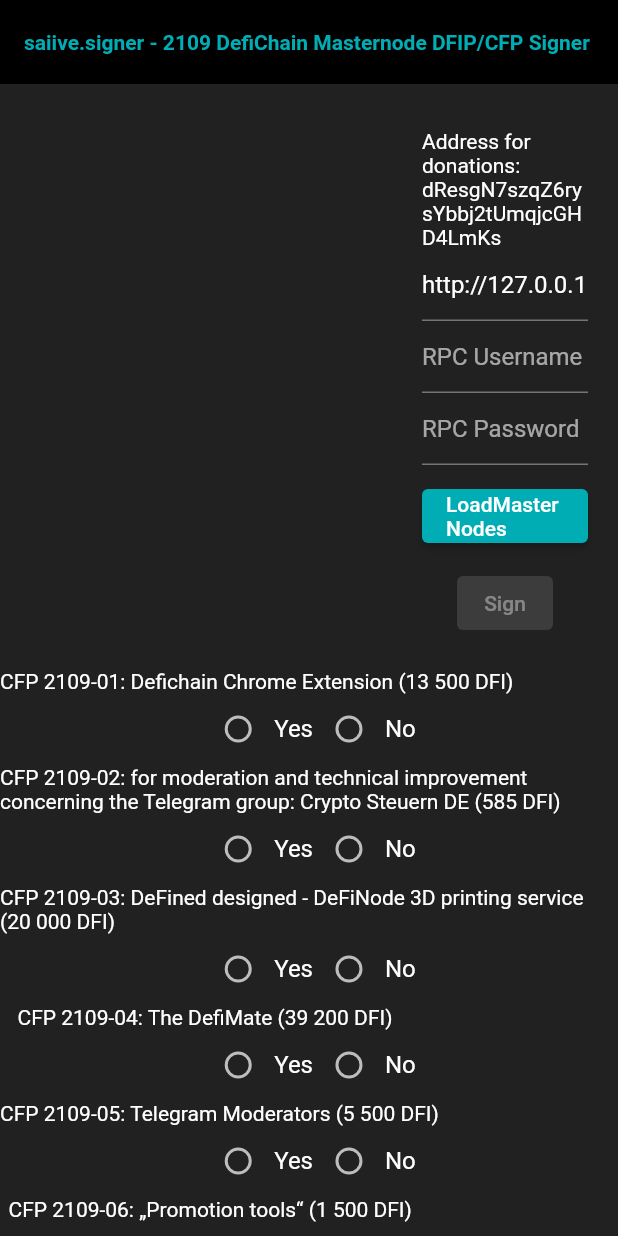
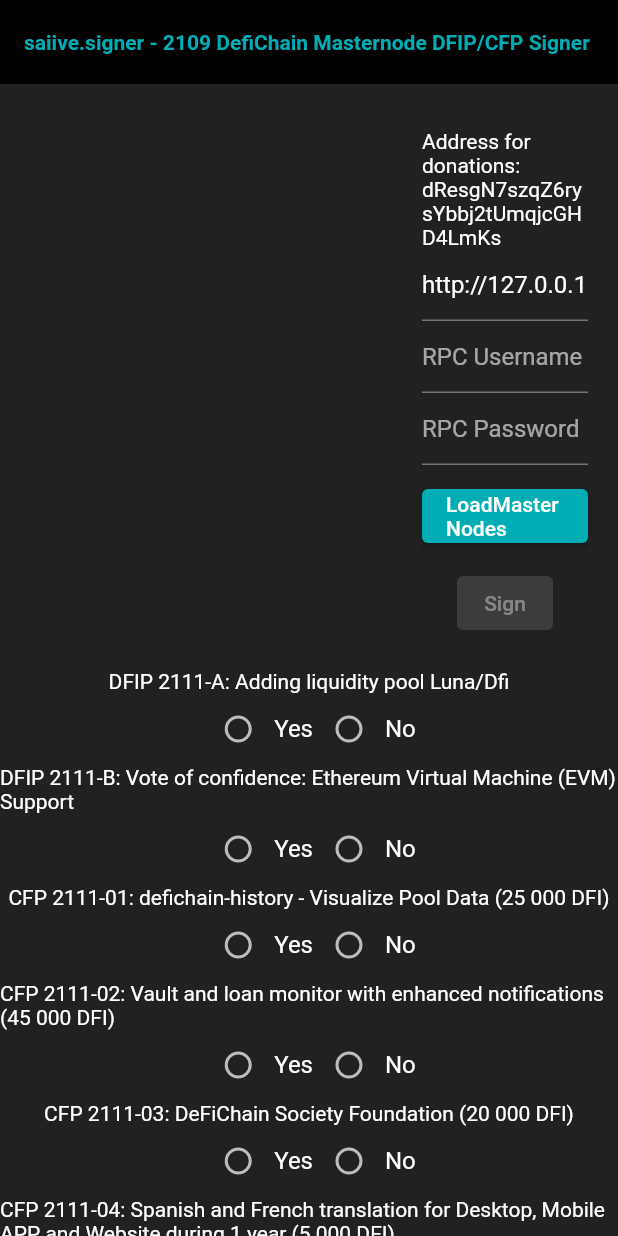
Before and after one commit to saiive/defimnsigner, a Flutter app: the screen it shows after launch, on a phone screen of 412 x 824 dp. Run offline on Flutter 3.47's test engine with Material 2 defaults, Android fonts, the phone set to English and light mode, and no system bars; missing offline and left inert: ini, window_size; Roboto replaces fonts that are missing (Helvetica, Arial, sans-serif).

Commit message:
add new cfps and automatically load config file for username and password

```diff
--- a/lib/main.dart
+++ b/lib/main.dart
@@ -7,6 +7,7 @@ import 'package:flutter/material.dart';
 import 'package:http/http.dart' as http;
 import 'package:url_launcher/url_launcher.dart';
 import 'package:window_size/window_size.dart';
+import 'package:ini/ini.dart';
 
 const String APP_TITLE = "saiive.signer - 2109 DefiChain Masternode DFIP/CFP Signer";
 
@@ -202,9 +203,6 @@ class MyHomePage extends StatefulWidget {
 
 class _MyHomePageState extends State<MyHomePage> {
   var _addressController = TextEditingController(text: 'http://127.0.0.1:8555/');
-  // var _usernameController = TextEditingController(text: 'aRcHsKuR');
-  // var _passwordController = TextEditingController(text: 'c29193c17fc12001a1e890a2199b539253b65689cf6980d2aead5e6a7ffd9e88');
-
   var _usernameController = TextEditingController(text: '');
   var _passwordController = TextEditingController(text: '');
 
@@ -213,107 +211,164 @@ class _MyHomePageState extends State<MyHomePage> {
   var _masterNodes = [];
   var _signedMessages = [];
   String _signedText = '';
+  String filePathConfig = '';
 
   bool _masterNodesLoaded = false;
 
   var dfips = [
     new Proposal(
-        id: 'cfp-2109-01',
-        title: 'CFP 2109-01: Defichain Chrome Extension (13 500 DFI)                             ',
-        github: 'https://github.com/DeFiCh/dfips/issues/51',
+        id: 'dfip-2111-a',
+        title: 'DFIP 2111-A: Adding liquidity pool Luna/Dfi',
+        github: 'https://github.com/DeFiCh/dfips/issues/79',
+        type: 'DFIP'),
+    new Proposal(
+        id: 'dfip-2111-B',
+        title: 'DFIP 2111-B: Vote of confidence: Ethereum Virtual Machine (EVM) Support',
+        github: 'https://github.com/DeFiCh/dfips/issues/96',
         type: 'CFP'),
     new Proposal(
-        id: 'cfp-2109-02',
-        title: 'CFP 2109-02: for moderation and technical improvement concerning the Telegram group: Crypto Steuern DE (585 DFI)                     ',
-        github: 'https://github.com/DeFiCh/dfips/issues/52',
+        id: 'cfp-2111-01',
+        title: 'CFP 2111-01: defichain-history - Visualize Pool Data (25 000 DFI)',
+        github: 'https://github.com/DeFiCh/dfips/issues/74',
         type: 'CFP'),
     new Proposal(
-        id: 'cfp-2109-03',
-        title: 'CFP 2109-03: DeFined designed - DeFiNode 3D printing service (20 000 DFI)                                          ',
-        github: 'https://github.com/DeFiCh/dfips/issues/54',
+        id: 'cfp-2111-02',
+        title: 'CFP 2111-02: Vault and loan monitor with enhanced notifications (45 000 DFI)',
+        github: 'https://github.com/DeFiCh/dfips/issues/75',
         type: 'CFP'),
     new Proposal(
-        id: 'cfp-2109-04',
-        title: 'CFP 2109-04: The DefiMate (39 200 DFI)                                        ',
-        github: 'https://github.com/DeFiCh/dfips/issues/56',
+        id: 'cfp-2111-03',
+        title: 'CFP 2111-03: DeFiChain Society Foundation (20 000 DFI)',
+        github: 'https://github.com/DeFiCh/dfips/issues/76',
         type: 'CFP'),
     new Proposal(
-        id: 'cfp-2109-05',
-        title: 'CFP 2109-05: Telegram Moderators (5 500 DFI)                                   ',
-        github: 'https://github.com/DeFiCh/dfips/issues/57',
+        id: 'cfp-2111-04',
+        title: 'CFP 2111-04: Spanish and French translation for Desktop, Mobile APP and Website during 1 year (5 000 DFI)',
+        github: 'https://github.com/DeFiCh/dfips/issues/77',
         type: 'CFP'),
     new Proposal(
-        id: 'cfp-2109-06',
-        title: 'CFP 2109-06: „Promotion tools“ (1 500 DFI)                                      ',
-        github: 'https://github.com/DeFiCh/dfips/issues/58',
+        id: 'cfp-2111-05',
+        title: 'CFP 2111-05: DFI.TAX (24 000 DFI)',
+        github: 'https://github.com/DeFiCh/dfips/issues/78',
         type: 'CFP'),
     new Proposal(
-        id: 'cfp-2109-07',
-        title: 'CFP 2109-07: Defilinks.io - the Gateway into the DeFiChain Universe (20 000 DFI)                                      ',
-        github: 'https://github.com/DeFiCh/dfips/issues/59',
-        type: 'CFP'),
-    new Proposal(
-        id: 'cfp-2109-08',
-        title: 'CFP 2109-08: Masternode Health (5 000 DFI)                                      ',
+        id: 'cfp-2111-06',
+        title: 'CFP 2111-06: saiive.live - New Features (5 000 DFI)',
         github: 'https://github.com/DeFiCh/dfips/issues/60',
-        type: 'CFP'),
-    new Proposal(
-        id: 'cfp-2109-09',
-        title: 'CFP 2109-09: DeFiChain WebWallet (65 772 DFI)                                      ',
-        github: 'https://github.com/DeFiCh/dfips/issues/61',
-        type: 'CFP'),
-    new Proposal(
-        id: 'cfp-2109-10',
-        title: 'CFP 2109-10: DefiChain YouTube formats (DeFiChain News Team) (20 000 DFI)                                      ',
-        github: 'https://github.com/DeFiCh/dfips/issues/62',
-        type: 'CFP'),
-    new Proposal(
-        id: 'cfp-2109-11',
-        title: 'CFP 2109-11: Defichain helps decarbonizing Defichain (20 000 DFI)                                      ',
-        github: 'https://github.com/DeFiCh/dfips/issues/63',
-        type: 'CFP'),
-    new Proposal(
-        id: 'cfp-2109-12',
-        title: 'CFP 2109-12: DeFiChain Value - Be ahead, follow the strategies (16 000 DFI)                                      ',
-        github: 'https://github.com/DeFiCh/dfips/issues/65',
-        type: 'CFP'),
-    new Proposal(
-        id: 'cfp-2109-13',
-        title: 'CFP 2109-13: DFX Smartphone App (26 000 DFI)                                    ',
-        github: 'https://github.com/DeFiCh/dfips/issues/66',
-        type: 'CFP'),
-    new Proposal(
-        id: 'cfp-2109-14',
-        title: 'CFP 2109-14: DeFiChain Master Noder Signer (6 000 DFI)                                     ',
-        github: 'https://github.com/DeFiCh/dfips/issues/68',
         type: 'CFP',
         defaultValue: true),
     new Proposal(
-        id: 'cfp-2109-15',
-        title: 'CFP 2109-15: saiive.live - Jellyfish Compatibility (5 000 DFI)                                     ',
-        github: 'https://github.com/DeFiCh/dfips/issues/69',
+        id: 'cfp-2111-07',
+        title: 'CFP 2111-07: saiive.live iOS/Mac Store Release + Apple Watch (10 000 DFI)',
+        github: 'https://github.com/DeFiCh/dfips/issues/81',
         type: 'CFP',
         defaultValue: true),
     new Proposal(
-        id: 'cfp-2109-16',
-        title: 'CFP 2109-16: DFX - Decentralized Finance Exchange (135 000 DFI)                                      ',
-        github: 'https://github.com/DeFiCh/dfips/issues/70',
+        id: 'cfp-2111-08',
+        title: 'CFP 2111-08: Establish a Platform for virtual Community Meetups to better connect the Community (20 000 DFI)',
+        github: 'https://github.com/DeFiCh/dfips/issues/82',
         type: 'CFP'),
     new Proposal(
-        id: 'cfp-2109-17',
-        title: 'CFP 2109-17: DeFiChain Accelerator (50 000 DFI)                                      ',
-        github: 'https://github.com/DeFiCh/dfips/issues/71',
+        id: 'cfp-2111-09',
+        title: 'CFP 2111-09: Expansion of the DeFiChain Community to Spanish-speaking countries (5 000 DFI)',
+        github: 'https://github.com/DeFiCh/dfips/issues/83',
         type: 'CFP'),
     new Proposal(
-        id: 'cfp-2109-18',
-        title: 'CFP 2109-18: DeFiChain Networkmap (1 893 DFI)                                     ',
-        github: 'https://github.com/DeFiCh/dfips/issues/72',
-        type: 'CFP')
+        id: 'cfp-2111-10',
+        title: 'CFP 2111-10: DFX Masternode service – Free of charge on- and off-ramp and automatic transaction service for Masternode operators (60 000 DFI)',
+        github: 'https://github.com/DeFiCh/dfips/issues/84',
+        type: 'CFP'),
+    new Proposal(
+        id: 'cfp-2111-11',
+        title: 'CFP 2111-11: DFX Smartphone App (40 000 DFI)',
+        github: 'https://github.com/DeFiCh/dfips/issues/85',
+        type: 'CFP'),
+    new Proposal(
+        id: 'cfp-2111-12',
+        title: 'CFP 2111-12: DeFiChain NFTs for the DeFiChain Community (3 000 DFI)',
+        github: 'https://github.com/DeFiCh/dfips/issues/86',
+        type: 'CFP'),
+    new Proposal(
+        id: 'cfp-2111-13',
+        title: 'CFP 2111-13: Boost the defichain testnet infrastructure for a better testing and improved future product integration testing capabilities (35 000 DFI)',
+        github: 'https://github.com/DeFiCh/dfips/issues/87',
+        type: 'CFP'),
+    new Proposal(
+        id: 'cfp-2111-14',
+        title: 'CFP 2111-14: DeFined designed - DeFiNode 3D printing service (13 100 DFI)',
+        github: 'https://github.com/DeFiCh/dfips/issues/88',
+        type: 'CFP'),
+    new Proposal(
+        id: 'cfp-2111-15',
+        title: 'CFP 2111-15: DefichainGaS" your Giveawayservice (1 500 DFI)',
+        github: 'https://github.com/DeFiCh/dfips/issues/89',
+        type: 'CFP'),
+    new Proposal(
+        id: 'cfp-2111-16',
+        title: 'CFP 2111-16: Non-custodial, Decentralised Chain-Interoperability and Funds-Transfer Solution Between DeFiChain and the Ethereum Ecosystem (100 000 DFI)',
+        github: 'https://github.com/DeFiCh/dfips/issues/90',
+        type: 'CFP'),
+    new Proposal(
+        id: 'cfp-2111-17',
+        title: 'CFP 2111-17: DeFiChain Promo — January to June 2022 (10 000 DFI)',
+        github: 'https://github.com/DeFiCh/dfips/issues/91',
+        type: 'CFP'),
+    new Proposal(
+        id: 'cfp-2111-18',
+        title: 'CFP 2111-18: IT’S ABOUT MARKETING: making DeFiChain INTERNATIONAL (40 000 DFI)',
+        github: 'https://github.com/DeFiCh/dfips/issues/92',
+        type: 'CFP'),
+    new Proposal(
+        id: 'cfp-2111-19',
+        title: 'CFP 2111-19: #roadto50: LET’S MAKE SOME NOISE (5 000 DFI)',
+        github: 'https://github.com/DeFiCh/dfips/issues/93',
+        type: 'CFP'),
+    new Proposal(
+        id: 'cfp-2111-20',
+        title: 'CFP 2111-20: DeFiChain.Info - News, Social media, Education, Bringing DeFiChain to .NET (20 000 DFI)',
+        github: 'https://github.com/DeFiCh/dfips/issues/94',
+        type: 'CFP'),
+    new Proposal(
+        id: 'cfp-2111-21',
+        title: 'CFP 2111-21: DeFiChain Brave Campaign (13 800 DFI)',
+        github: 'https://github.com/DeFiCh/dfips/issues/95',
+        type: 'CFP'),
   ];
 
   @override
   void initState() {
     super.initState();
+
+    String home = "";
+    Map<String, String> envVars = Platform.environment;
+
+    if (Platform.isMacOS) {
+      home = envVars['HOME'];
+    } else if (Platform.isLinux) {
+      home = envVars['HOME'];
+    } else if (Platform.isWindows) {
+      home = envVars['UserProfile'];
+    }
+
+    if (Platform.isMacOS) {
+      filePathConfig = home + '/.defi/defi.conf';
+    }
+
+    loadConfig();
+  }
+
+  void loadConfig() async
+  {
+    if (await File(filePathConfig).exists()) {
+      new File(filePathConfig).readAsLines()
+          .then((lines) => new Config.fromStrings(lines))
+          .then((Config config) => {
+              setState(() {
+                _usernameController.text = config.defaults()["rpcuser"];
+                _passwordController.text = config.defaults()["rpcpassword"];
+              })
+          });
+    }
   }
 
   void listMasterNodes() async {
--- a/pubspec.yaml
+++ b/pubspec.yaml
@@ -21,6 +21,7 @@ dependencies:
     git:
       url: git://github.com/google/flutter-desktop-embedding.git
       path: plugins/window_size
+  ini: ^2.1.0
 
 dev_dependencies:
   flutter_test:
```
Also changed, not shown: pubspec.lock, 9 other files.
